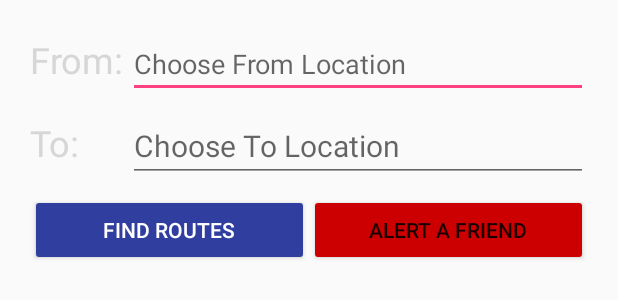
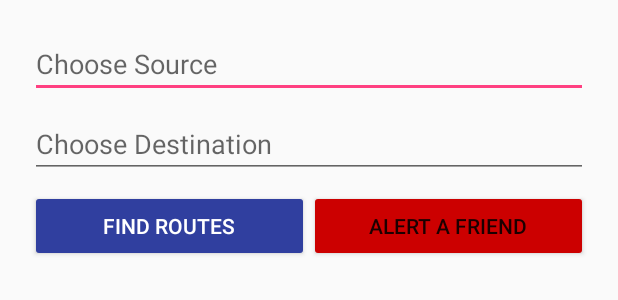
Before and after one commit to SwathiPrabhakar/SafeRouteApp, an Android app: the layout input_activity.xml on its own in the app's theme, with its tools: preview values and no code run, on a phone screen of 412 x 824 dp. Shown: the top 300 px of the screen. Run offline under Robolectric (Android 15) with nearby library versions, the phone set to English and light mode, and no system bars.

Commit message:
Added autocomplete to destination field in input activity. Changed the layout xml

```diff
--- a/saferouteapp_android/app/src/main/res/layout/input_activity.xml
+++ b/saferouteapp_android/app/src/main/res/layout/input_activity.xml
@@ -14,18 +14,16 @@
         android:layout_height="wrap_content"
         android:id="@+id/from_layout"
         android:padding="4dp">
-        <TextView
-            android:layout_height="wrap_content"
-            android:text="From:"
-            android:textSize="24sp"
-            android:id="@+id/from"
-            android:layout_width="65dp"
-            android:textColor="@color/cast_expanded_controller_background_color" />
-        <EditText
+        <!--<EditText-->
+            <!--android:layout_width="match_parent"-->
+            <!--android:layout_height="wrap_content"-->
+            <!--android:hint="Choose From Location"-->
+            <!--android:id="@+id/from_input" />-->
+        <AutoCompleteTextView
             android:layout_width="match_parent"
             android:layout_height="wrap_content"
-            android:hint="Choose From Location"
-            android:id="@+id/from_input" />
+            android:id="@+id/from_input"
+            android:hint="Choose Source" />
     </LinearLayout>
     <LinearLayout
         android:layout_width="match_parent"
@@ -36,19 +34,18 @@
         android:layout_alignParentLeft="true"
         android:layout_alignParentStart="true"
         android:orientation="horizontal">
-        <TextView
-            android:layout_height="wrap_content"
-            android:text="To:"
-            android:textSize="24sp"
-            android:id="@+id/to"
-            android:layout_width="65dp"
-            android:textColor="@color/cast_expanded_controller_background_color" />
-        <EditText
+        <!--<EditText-->
+            <!--android:layout_width="match_parent"-->
+            <!--android:layout_height="wrap_content"-->
+            <!--android:hint="Choose To Location"-->
+            <!--android:id="@+id/to_input"-->
+            <!--android:textSize="20sp"/>-->
+        <AutoCompleteTextView
             android:layout_width="match_parent"
             android:layout_height="wrap_content"
-            android:hint="Choose To Location"
             android:id="@+id/to_input"
-            android:textSize="20sp"/>
+            android:hint="Choose Destination" />
+
     </LinearLayout>
     <LinearLayout
         android:layout_width="match_parent"
--- a/saferouteapp_android/app/src/main/res/values/strings.xml
+++ b/saferouteapp_android/app/src/main/res/values/strings.xml
@@ -3,4 +3,5 @@
     <string name="title_activity_maps">Map</string>
     <string name="title_activity_gps">GPS</string>
     <string name="gcm_defaultSenderId">563201685331</string>
+    <string name="autocomplete_api_key">AIzaSyDmNBpYDBoxkwYTW5Aw9H3YrEXaSi-tnAo</string>
 </resources>
```
Also changed, not shown: saferouteapp_android/app/src/main/java/com/saferoutesapp/saferoutesapp/GeoLocation.java (deleted, +0 -62 lines), saferouteapp_android/app/src/main/java/com/saferoutesapp/saferoutesapp/InputActivity.java (+159 -2 lines), saferouteapp_android/app/src/main/java/com/saferoutesapp/saferoutesapp/PlaceAPI.java (added, +19 -0 lines), saferouteapp_android/app/src/main/res/layout/autocomplete_list_item.xml (added, +7 -0 lines).
